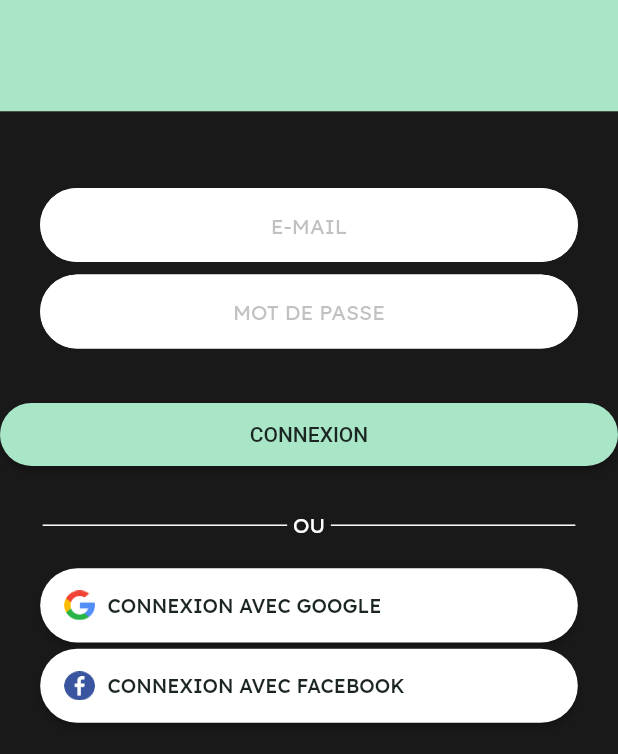
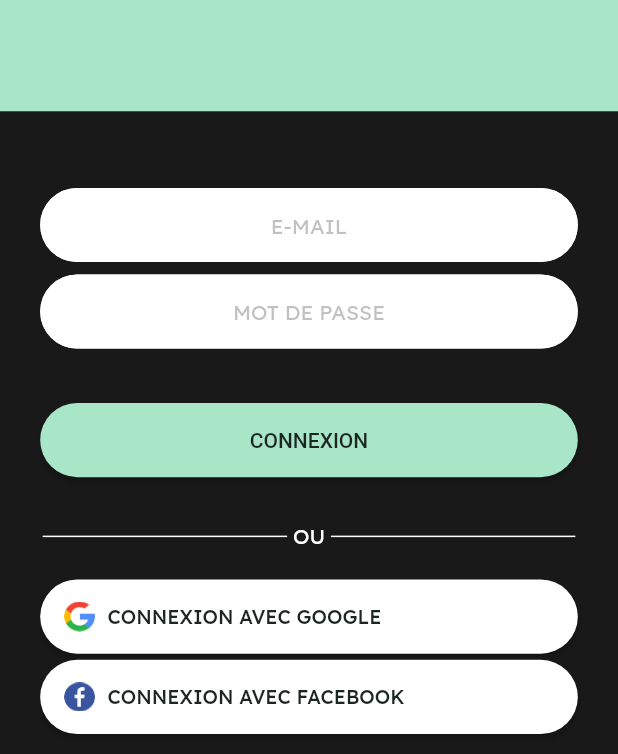
Before and after one commit to AlexandreMaillot/O-Spawn-Cup, a Flutter app: the screen it shows after launch, on a phone screen of 412 x 824 dp, the part 482-1236 px from its top. Run offline on Flutter 3.47's test engine with Material 2 defaults, Android fonts, the phone set to English and light mode, and no system bars; our stand-ins replace cloud_firestore, firebase_auth, firebase_core, flutter_svg, google_sign_in; missing offline and left inert: flutter_facebook_auth; accounts and stored records are empty.

Commit message:
width height custom button

```diff
--- a/lib/CustomsWidgets/custom_button_theme.dart
+++ b/lib/CustomsWidgets/custom_button_theme.dart
@@ -18,8 +18,8 @@ class CustomButtonTheme extends StatelessWidget {
   @override
   Widget build(BuildContext context) {
     return SizedBox(
-      width: screenSize.width,
-      height: 42,
+      width: screenSize.width * 0.87,
+      height: screenSize.height * 0.06,
       child: ElevatedButton(
         onPressed: () {},
         style: ButtonStyle(
```
